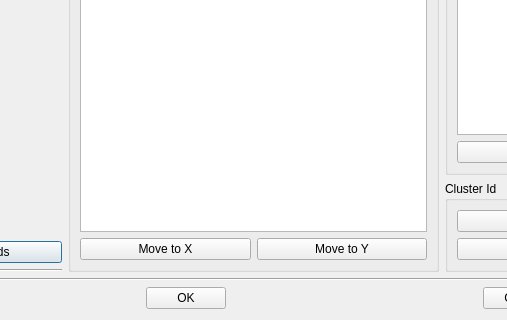
Before: the Qt Designer form graphysio/ui/csvrequest.ui in jaj42/GraPhysio, drawn with Qt 5; both pictures show x 116 to 623 and y 472 to 792 of the 942 by 792 pixel window.
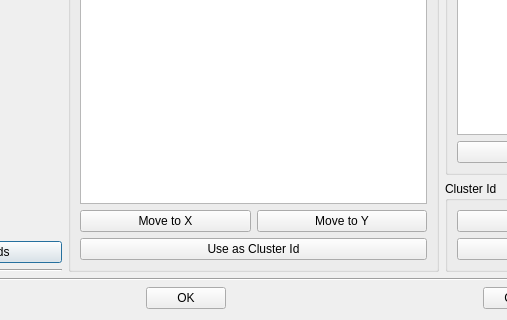
After: the same form once the commit is applied.

Commit message: Implement cluster support in CSV reader to create multiple plots from one file

What changed in the file:
```diff
--- a/graphysio/ui/csvrequest.ui
+++ b/graphysio/ui/csvrequest.ui
@@ -184,6 +184,8 @@
          </widget>
         </item>
         <item>
+         <layout class="QVBoxLayout" name="verticalLayout_11">
+          <item>
          <layout class="QHBoxLayout" name="horizontalLayout">
           <item>
            <widget class="QPushButton" name="btnToX">
@@ -196,6 +198,15 @@
            <widget class="QPushButton" name="btnToY">
             <property name="text">
              <string>Move to Y</string>
+              </property>
+             </widget>
+            </item>
+           </layout>
+          </item>
+          <item>
+           <widget class="QPushButton" name="btnToCluster">
+            <property name="text">
+             <string>Use as Cluster Id</string>
             </property>
            </widget>
           </item>
```
Lines whose indentation alone changed are shown as unchanged. The commit also changes 3 other files.
